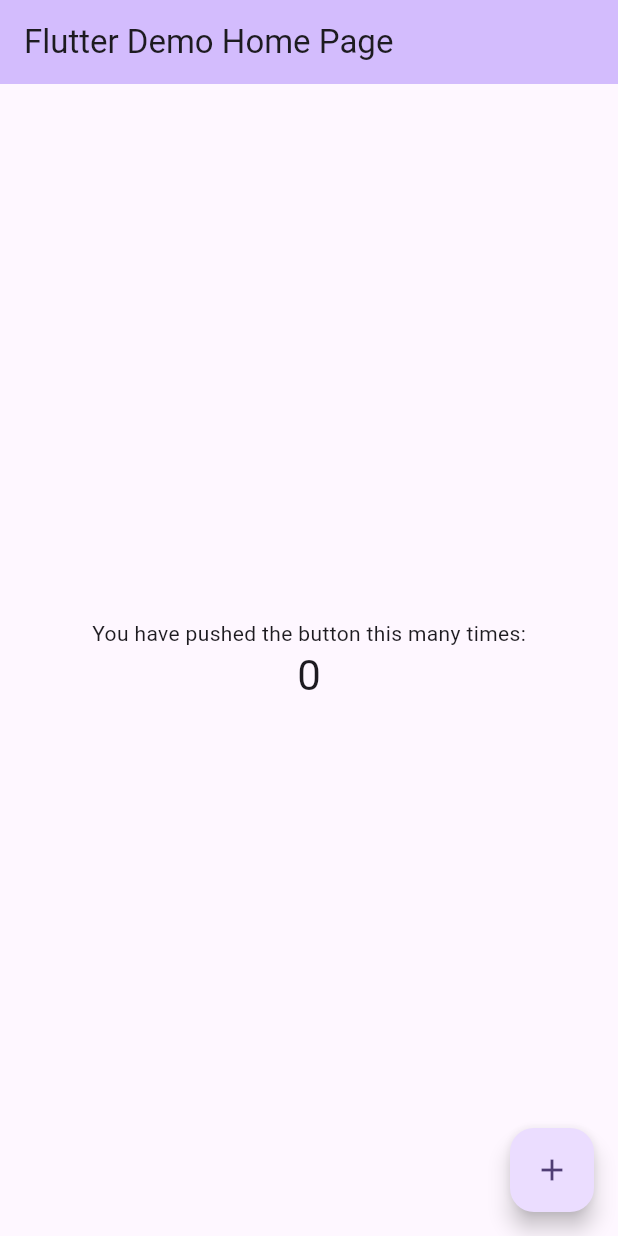
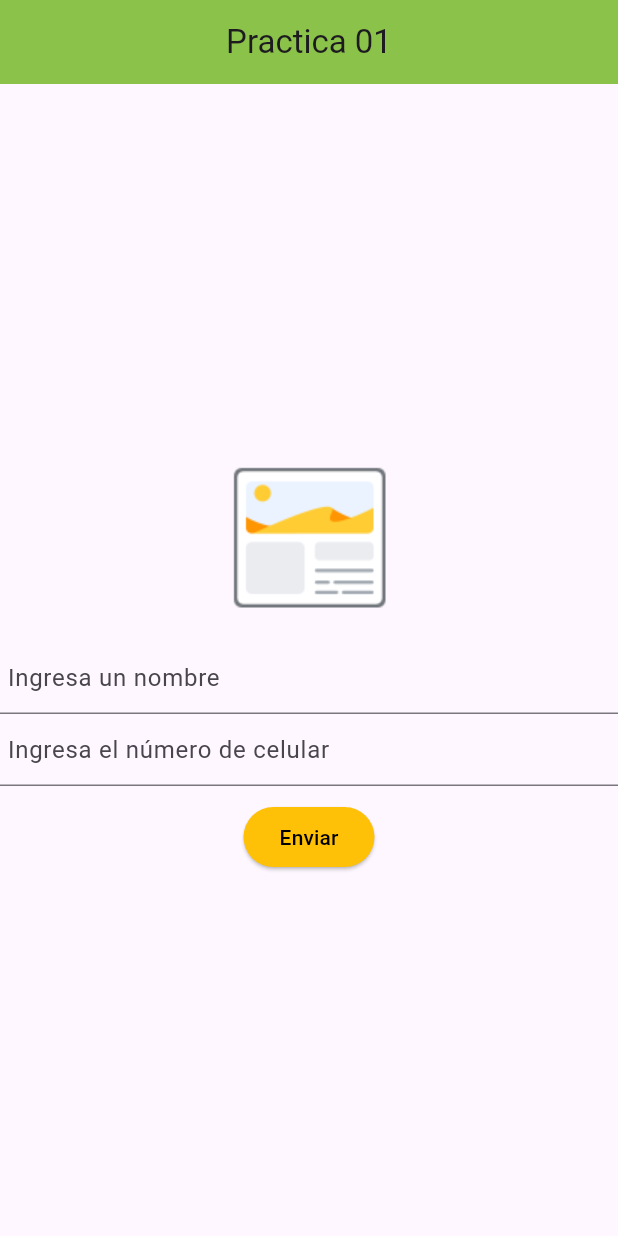
Before and after one commit to HectorSauR/practicas_computo_nube, a Flutter app: the screen it shows after launch, on a phone screen of 412 x 824 dp. Run offline on Flutter 3.47's test engine with Material 2 defaults, Android fonts, the phone set to English and light mode, and no system bars.

Commit message:
practica 1

```diff
--- a/lib/main.dart
+++ b/lib/main.dart
@@ -1,4 +1,5 @@
 import 'package:flutter/material.dart';
+import 'package:practicas_computo_nube/src/userData.dart';
 
 void main() {
   runApp(const MyApp());
@@ -7,119 +8,15 @@ void main() {
 class MyApp extends StatelessWidget {
   const MyApp({super.key});
 
-  // This widget is the root of your application.
   @override
   Widget build(BuildContext context) {
     return MaterialApp(
-      title: 'Flutter Demo',
+      title: 'Practica 01',
       theme: ThemeData(
-        // This is the theme of your application.
-        //
-        // TRY THIS: Try running your application with "flutter run". You'll see
-        // the application has a blue toolbar. Then, without quitting the app,
-        // try changing the seedColor in the colorScheme below to Colors.green
-        // and then invoke "hot reload" (save your changes or press the "hot
-        // reload" button in a Flutter-supported IDE, or press "r" if you used
-        // the command line to start the app).
-        //
-        // Notice that the counter didn't reset back to zero; the application
-        // state is not lost during the reload. To reset the state, use hot
-        // restart instead.
-        //
-        // This works for code too, not just values: Most code changes can be
-        // tested with just a hot reload.
         colorScheme: ColorScheme.fromSeed(seedColor: Colors.deepPurple),
         useMaterial3: true,
       ),
-      home: const MyHomePage(title: 'Flutter Demo Home Page'),
+      home: const Center(child: UserData()),
     );
   }
 }
-
-class MyHomePage extends StatefulWidget {
-  const MyHomePage({super.key, required this.title});
-
-  // This widget is the home page of your application. It is stateful, meaning
-  // that it has a State object (defined below) that contains fields that affect
-  // how it looks.
-
-  // This class is the configuration for the state. It holds the values (in this
-  // case the title) provided by the parent (in this case the App widget) and
-  // used by the build method of the State. Fields in a Widget subclass are
-  // always marked "final".
-
-  final String title;
-
-  @override
-  State<MyHomePage> createState() => _MyHomePageState();
-}
-
-class _MyHomePageState extends State<MyHomePage> {
-  int _counter = 0;
-
-  void _incrementCounter() {
-    setState(() {
-      // This call to setState tells the Flutter framework that something has
-      // changed in this State, which causes it to rerun the build method below
-      // so that the display can reflect the updated values. If we changed
-      // _counter without calling setState(), then the build method would not be
-      // called again, and so nothing would appear to happen.
-      _counter++;
-    });
-  }
-
-  @override
-  Widget build(BuildContext context) {
-    // This method is rerun every time setState is called, for instance as done
-    // by the _incrementCounter method above.
-    //
-    // The Flutter framework has been optimized to make rerunning build methods
-    // fast, so that you can just rebuild anything that needs updating rather
-    // than having to individually change instances of widgets.
-    return Scaffold(
-      appBar: AppBar(
-        // TRY THIS: Try changing the color here to a specific color (to
-        // Colors.amber, perhaps?) and trigger a hot reload to see the AppBar
-        // change color while the other colors stay the same.
-        backgroundColor: Theme.of(context).colorScheme.inversePrimary,
-        // Here we take the value from the MyHomePage object that was created by
-        // the App.build method, and use it to set our appbar title.
-        title: Text(widget.title),
-      ),
-      body: Center(
-        // Center is a layout widget. It takes a single child and positions it
-        // in the middle of the parent.
-        child: Column(
-          // Column is also a layout widget. It takes a list of children and
-          // arranges them vertically. By default, it sizes itself to fit its
-          // children horizontally, and tries to be as tall as its parent.
-          //
-          // Column has various properties to control how it sizes itself and
-          // how it positions its children. Here we use mainAxisAlignment to
-          // center the children vertically; the main axis here is the vertical
-          // axis because Columns are vertical (the cross axis would be
-          // horizontal).
-          //
-          // TRY THIS: Invoke "debug painting" (choose the "Toggle Debug Paint"
-          // action in the IDE, or press "p" in the console), to see the
-          // wireframe for each widget.
-          mainAxisAlignment: MainAxisAlignment.center,
-          children: <Widget>[
-            const Text(
-              'You have pushed the button this many times:',
-            ),
-            Text(
-              '$_counter',
-              style: Theme.of(context).textTheme.headlineMedium,
-            ),
-          ],
-        ),
-      ),
-      floatingActionButton: FloatingActionButton(
-        onPressed: _incrementCounter,
-        tooltip: 'Increment',
-        child: const Icon(Icons.add),
-      ), // This trailing comma makes auto-formatting nicer for build methods.
-    );
-  }
-}
--- /dev/null
+++ b/lib/src/userData.dart
@@ -0,0 +1,69 @@
+import 'package:flutter/material.dart';
+import 'package:practicas_computo_nube/src/myAlertDialog.dart';
+
+class UserData extends StatefulWidget {
+  const UserData({super.key});
+
+  @override
+  State<UserData> createState() => _UserDataState();
+}
+
+class _UserDataState extends State<UserData> {
+  var _name;
+  var _phone;
+
+  final nameCtrl = new TextEditingController();
+  final phoneCtrl = new TextEditingController();
+
+  @override
+  Widget build(BuildContext context) {
+    return Scaffold(
+      appBar: AppBar(
+        title: const Text('Practica 01'),
+        centerTitle: true,
+        backgroundColor: Colors.lightGreen,
+      ),
+      body: Column(
+          mainAxisAlignment: MainAxisAlignment.center,
+          children: <Widget>[
+            Image.asset('assets/images/logo.png'),
+            const SizedBox(height: 10.0),
+            TextField(
+              controller: nameCtrl,
+              keyboardType: TextInputType.name,
+              decoration: const InputDecoration(
+                  contentPadding: EdgeInsets.all(5),
+                  hintText: 'Ingresa un nombre'),
+            ),
+            TextField(
+              controller: phoneCtrl,
+              keyboardType: TextInputType.name,
+              decoration: const InputDecoration(
+                  contentPadding: EdgeInsets.all(5),
+                  hintText: 'Ingresa el número de celular'),
+            ),
+            const SizedBox(
+              height: 10.0,
+            ),
+            ElevatedButton(
+                style: ElevatedButton.styleFrom(
+                    backgroundColor: Colors.amber,
+                    foregroundColor: Colors.black),
+                onPressed: () {
+                  _name = nameCtrl.text;
+                  _phone = phoneCtrl.text;
+
+                  setState(() {
+                    showAlertDialog(
+                        context,
+                        'El usario $_name, tiene un teléfono $_phone',
+                        'Mi APP :)',
+                        'OK',
+                        ':(');
+                  });
+                },
+                child: const Text('Enviar'))
+          ]),
+    );
+  }
+}
--- a/pubspec.yaml
+++ b/pubspec.yaml
@@ -59,9 +59,8 @@ flutter:
   uses-material-design: true
 
   # To add assets to your application, add an assets section, like this:
-  # assets:
-  #   - images/a_dot_burr.jpeg
-  #   - images/a_dot_ham.jpeg
+  assets:
+    - assets/images/
 
   # An image asset can refer to one or more resolution-specific "variants", see
   # https://flutter.dev/assets-and-images/#resolution-aware
```
Also changed, not shown: lib/src/myAlertDialog.dart (added, +29 -0 lines), assets/images/logo.png (added), lib/src/app.dart (added).
